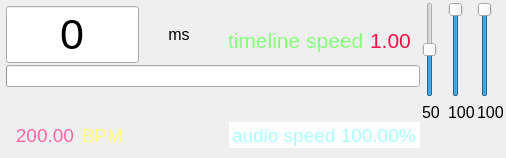
First picture: the form in src/ui/controllers/timecontroller.ui, repository xiangCaO233/MusicMapMaker, before the edit.
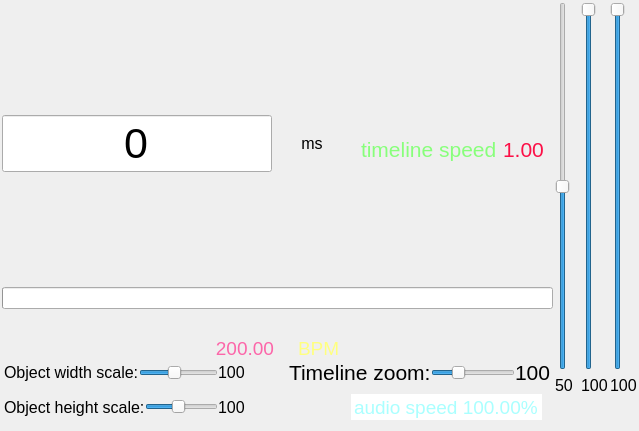
Second picture: the form after the edit. Icons and pictures are not drawn.

What changed in the file:
```diff
--- a/src/ui/controllers/timecontroller.ui
+++ b/src/ui/controllers/timecontroller.ui
@@ -6,8 +6,8 @@
    <rect>
     <x>0</x>
     <y>0</y>
-    <width>506</width>
-    <height>137</height>
+    <width>639</width>
+    <height>431</height>
    </rect>
   </property>
   <property name="windowTitle">
@@ -39,10 +39,10 @@
        <number>2</number>
       </property>
       <property name="leftMargin">
-       <number>4</number>
+       <number>0</number>
       </property>
       <property name="topMargin">
-       <number>4</number>
+       <number>0</number>
       </property>
       <property name="rightMargin">
        <number>0</number>
@@ -463,114 +463,244 @@
       </item>
       <item>
        <widget class="QWidget" name="speedaltcontroller" native="true">
+        <layout class="QGridLayout" name="gridLayout">
+         <property name="leftMargin">
+          <number>2</number>
+         </property>
+         <property name="topMargin">
+          <number>0</number>
+         </property>
+         <property name="rightMargin">
+          <number>2</number>
+         </property>
+         <property name="bottomMargin">
+          <number>0</number>
+         </property>
+         <property name="horizontalSpacing">
+          <number>2</number>
+         </property>
+         <property name="verticalSpacing">
+          <number>0</number>
+         </property>
+         <item row="1" column="2">
+          <widget class="QWidget" name="time_line_zoom_widget" native="true">
+           <layout class="QHBoxLayout" name="horizontalLayout_9">
+            <property name="spacing">
+             <number>0</number>
+            </property>
+            <property name="leftMargin">
+             <number>0</number>
+            </property>
+            <property name="topMargin">
+             <number>0</number>
+            </property>
+            <property name="rightMargin">
+             <number>0</number>
+            </property>
+            <property name="bottomMargin">
+             <number>0</number>
+            </property>
+            <item>
+             <spacer name="horizontalSpacer_6">
+              <property name="orientation">
+               <enum>Qt::Orientation::Horizontal</enum>
+              </property>
+              <property name="sizeHint" stdset="0">
+               <size>
+                <width>40</width>
+                <height>20</height>
+               </size>
+              </property>
+             </spacer>
+            </item>
+            <item>
+             <widget class="QLabel" name="timeline_zoom_label">
+              <property name="font">
+               <font>
+                <pointsize>16</pointsize>
+               </font>
+              </property>
+              <property name="text">
+               <string>Timeline zoom:</string>
+              </property>
+             </widget>
+            </item>
+            <item>
+             <widget class="QSlider" name="timeline_zoom_slider">
+              <property name="minimum">
+               <number>20</number>
+              </property>
+              <property name="maximum">
+               <number>300</number>
+              </property>
+              <property name="singleStep">
+               <number>2</number>
+              </property>
+              <property name="pageStep">
+               <number>5</number>
+              </property>
+              <property name="value">
+               <number>100</number>
+              </property>
+              <property name="orientation">
+               <enum>Qt::Orientation::Horizontal</enum>
+              </property>
+             </widget>
+            </item>
+            <item>
+             <widget class="QLabel" name="timeline_zoom_value_label">
+              <property name="font">
+               <font>
+                <pointsize>16</pointsize>
+               </font>
+              </property>
+              <property name="text">
+               <string notr="true">100</string>
+              </property>
+             </widget>
+            </item>
+           </layout>
+          </widget>
+         </item>
+         <item row="2" column="0" colspan="2">
+          <widget class="QWidget" name="object_height_scale_widget" native="true">
+           <layout class="QHBoxLayout" name="horizontalLayout_7">
+            <property name="spacing">
+             <number>0</number>
+            </property>
+            <property name="leftMargin">
+             <number>0</number>
+            </property>
+            <property name="topMargin">
+             <number>0</number>
+            </property>
+            <property name="rightMargin">
+             <number>0</number>
+            </property>
+            <property name="bottomMargin">
+             <number>0</number>
+            </property>
+            <item>
+             <widget class="QLabel" name="oheight_scale_label">
+              <property name="font">
+               <font>
+                <pointsize>12</pointsize>
+               </font>
+              </property>
+              <property name="text">
+               <string>Object height scale:</string>
+              </property>
+             </widget>
+            </item>
+            <item>
+             <widget class="QSlider" name="oheight_scale_slider">
+              <property name="minimum">
+               <number>20</number>
+              </property>
+              <property name="maximum">
+               <number>200</number>
+              </property>
+              <property name="singleStep">
+               <number>2</number>
+              </property>
+              <property name="pageStep">
+               <number>5</number>
+              </property>
+              <property name="value">
+               <number>100</number>
+              </property>
+              <property name="orientation">
+               <enum>Qt::Orientation::Horizontal</enum>
+              </property>
+             </widget>
+            </item>
+            <item>
+             <widget class="QLabel" name="oheight_value_label">
+              <property name="font">
+               <font>
+                <pointsize>12</pointsize>
+               </font>
+              </property>
+              <property name="text">
+               <string notr="true">100</string>
+              </property>
+             </widget>
+            </item>
+           </layout>
+          </widget>
+         </item>
+         <item row="1" column="0" colspan="2">
+          <widget class="QWidget" name="object_width_scale" native="true">
+           <layout class="QHBoxLayout" name="horizontalLayout_8">
+            <property name="spacing">
+             <number>0</number>
+            </property>
+            <property name="leftMargin">
+             <number>0</number>
+            </property>
+            <property name="topMargin">
+             <number>0</number>
+            </property>
+            <property name="rightMargin">
+             <number>0</number>
+            </property>
+            <property name="bottomMargin">
+             <number>0</number>
+            </property>
+            <item>
+             <widget class="QLabel" name="owidth_scale_label">
+              <property name="font">
+               <font>
+                <pointsize>12</pointsize>
+               </font>
+              </property>
+              <property name="text">
+               <string>Object width scale:</string>
+              </property>
+             </widget>
+            </item>
+            <item>
+             <widget class="QSlider" name="owidth_scale_slider">
+              <property name="minimum">
+               <number>20</number>
+              </property>
+              <property name="maximum">
+               <number>200</number>
+              </property>
+              <property name="singleStep">
+               <number>2</number>
+              </property>
+              <property name="pageStep">
+               <number>5</number>
+              </property>
+              <property name="value">
+               <number>100</number>
+              </property>
+              <property name="orientation">
+               <enum>Qt::Orientation::Horizontal</enum>
+              </property>
+             </widget>
+            </item>
+            <item>
+             <widget class="QLabel" name="owidth_value_label">
+              <property name="font">
+               <font>
+                <pointsize>12</pointsize>
+               </font>
+              </property>
+              <property name="text">
+               <string notr="true">100</string>
+              </property>
+             </widget>
+            </item>
+           </layout>
+          </widget>
+         </item>
+         <item row="2" column="2">
+          <widget class="QWidget" name="audio_speed_alt_widget" native="true">
         <layout class="QHBoxLayout" name="horizontalLayout_5">
-         <property name="spacing">
-          <number>0</number>
-         </property>
-         <property name="leftMargin">
-          <number>0</number>
-         </property>
-         <property name="topMargin">
-          <number>0</number>
-         </property>
-         <property name="rightMargin">
-          <number>0</number>
-         </property>
-         <property name="bottomMargin">
-          <number>0</number>
-         </property>
          <item>
-          <widget class="QWidget" name="bpmwidget" native="true">
-           <layout class="QHBoxLayout" name="horizontalLayout">
-            <property name="spacing">
-             <number>8</number>
-            </property>
-            <item>
-             <widget class="QLabel" name="bpmvalue">
-              <property name="palette">
-               <palette>
-                <active>
-                 <colorrole role="WindowText">
-                  <brush brushstyle="SolidPattern">
-                   <color alpha="255">
-                    <red>252</red>
-                    <green>102</green>
-                    <blue>169</blue>
-                   </color>
-                  </brush>
-                 </colorrole>
-                </active>
-                <inactive>
-                 <colorrole role="WindowText">
-                  <brush brushstyle="SolidPattern">
-                   <color alpha="255">
-                    <red>252</red>
-                    <green>102</green>
-                    <blue>169</blue>
-                   </color>
-                  </brush>
-                 </colorrole>
-                </inactive>
-                <disabled/>
-               </palette>
-              </property>
-              <property name="font">
-               <font>
-                <pointsize>14</pointsize>
-               </font>
-              </property>
-              <property name="text">
-               <string notr="true">200.00</string>
-              </property>
-              <property name="alignment">
-               <set>Qt::AlignmentFlag::AlignRight|Qt::AlignmentFlag::AlignTrailing|Qt::AlignmentFlag::AlignVCenter</set>
-              </property>
-             </widget>
-            </item>
-            <item>
-             <widget class="QLabel" name="bpmsuffix">
-              <property name="palette">
-               <palette>
-                <active>
-                 <colorrole role="WindowText">
-                  <brush brushstyle="SolidPattern">
-                   <color alpha="255">
-                    <red>255</red>
-                    <green>255</green>
-                    <blue>127</blue>
-                   </color>
-                  </brush>
-                 </colorrole>
-                </active>
-                <inactive>
-                 <colorrole role="WindowText">
-                  <brush brushstyle="SolidPattern">
-                   <color alpha="255">
-                    <red>255</red>
-                    <green>255</green>
-                    <blue>127</blue>
-                   </color>
-                  </brush>
-                 </colorrole>
-                </inactive>
-                <disabled/>
-               </palette>
-              </property>
-              <property name="font">
-               <font>
-                <pointsize>14</pointsize>
-               </font>
-              </property>
-              <property name="text">
-               <string notr="true">BPM</string>
-              </property>
-             </widget>
-            </item>
-           </layout>
-          </widget>
-         </item>
-         <item>
-          <spacer name="horizontalSpacer">
+             <spacer name="horizontalSpacer_5">
            <property name="orientation">
             <enum>Qt::Orientation::Horizontal</enum>
            </property>
@@ -745,6 +875,137 @@
            <property name="value">
             <double>100.000000000000000</double>
            </property>
+             </widget>
+            </item>
+           </layout>
+          </widget>
+         </item>
+         <item row="0" column="0" colspan="3">
+          <widget class="QWidget" name="bpmwidget" native="true">
+           <layout class="QHBoxLayout" name="horizontalLayout">
+            <property name="spacing">
+             <number>24</number>
+            </property>
+            <property name="leftMargin">
+             <number>0</number>
+            </property>
+            <property name="topMargin">
+             <number>0</number>
+            </property>
+            <property name="rightMargin">
+             <number>0</number>
+            </property>
+            <property name="bottomMargin">
+             <number>0</number>
+            </property>
+            <item>
+             <spacer name="horizontalSpacer">
+              <property name="orientation">
+               <enum>Qt::Orientation::Horizontal</enum>
+              </property>
+              <property name="sizeHint" stdset="0">
+               <size>
+                <width>40</width>
+                <height>20</height>
+               </size>
+              </property>
+             </spacer>
+            </item>
+            <item>
+             <widget class="QLabel" name="bpmvalue">
+              <property name="palette">
+               <palette>
+                <active>
+                 <colorrole role="WindowText">
+                  <brush brushstyle="SolidPattern">
+                   <color alpha="255">
+                    <red>252</red>
+                    <green>102</green>
+                    <blue>169</blue>
+                   </color>
+                  </brush>
+                 </colorrole>
+                </active>
+                <inactive>
+                 <colorrole role="WindowText">
+                  <brush brushstyle="SolidPattern">
+                   <color alpha="255">
+                    <red>252</red>
+                    <green>102</green>
+                    <blue>169</blue>
+                   </color>
+                  </brush>
+                 </colorrole>
+                </inactive>
+                <disabled/>
+               </palette>
+              </property>
+              <property name="font">
+               <font>
+                <pointsize>14</pointsize>
+               </font>
+              </property>
+              <property name="text">
+               <string notr="true">200.00</string>
+              </property>
+              <property name="alignment">
+               <set>Qt::AlignmentFlag::AlignRight|Qt::AlignmentFlag::AlignTrailing|Qt::AlignmentFlag::AlignVCenter</set>
+              </property>
+             </widget>
+            </item>
+            <item>
+             <widget class="QLabel" name="bpmsuffix">
+              <property name="palette">
+               <palette>
+                <active>
+                 <colorrole role="WindowText">
+                  <brush brushstyle="SolidPattern">
+                   <color alpha="255">
+                    <red>255</red>
+                    <green>255</green>
+                    <blue>127</blue>
+                   </color>
+                  </brush>
+                 </colorrole>
+                </active>
+                <inactive>
+                 <colorrole role="WindowText">
+                  <brush brushstyle="SolidPattern">
+                   <color alpha="255">
+                    <red>255</red>
+                    <green>255</green>
+                    <blue>127</blue>
+                   </color>
+                  </brush>
+                 </colorrole>
+                </inactive>
+                <disabled/>
+               </palette>
+              </property>
+              <property name="font">
+               <font>
+                <pointsize>14</pointsize>
+               </font>
+              </property>
+              <property name="text">
+               <string notr="true">BPM</string>
+              </property>
+             </widget>
+            </item>
+            <item>
+             <spacer name="horizontalSpacer_4">
+              <property name="orientation">
+               <enum>Qt::Orientation::Horizontal</enum>
+              </property>
+              <property name="sizeHint" stdset="0">
+               <size>
+                <width>40</width>
+                <height>20</height>
+               </size>
+              </property>
+             </spacer>
+            </item>
+           </layout>
           </widget>
          </item>
         </layout>
```
Lines whose indentation alone changed are shown as unchanged.
